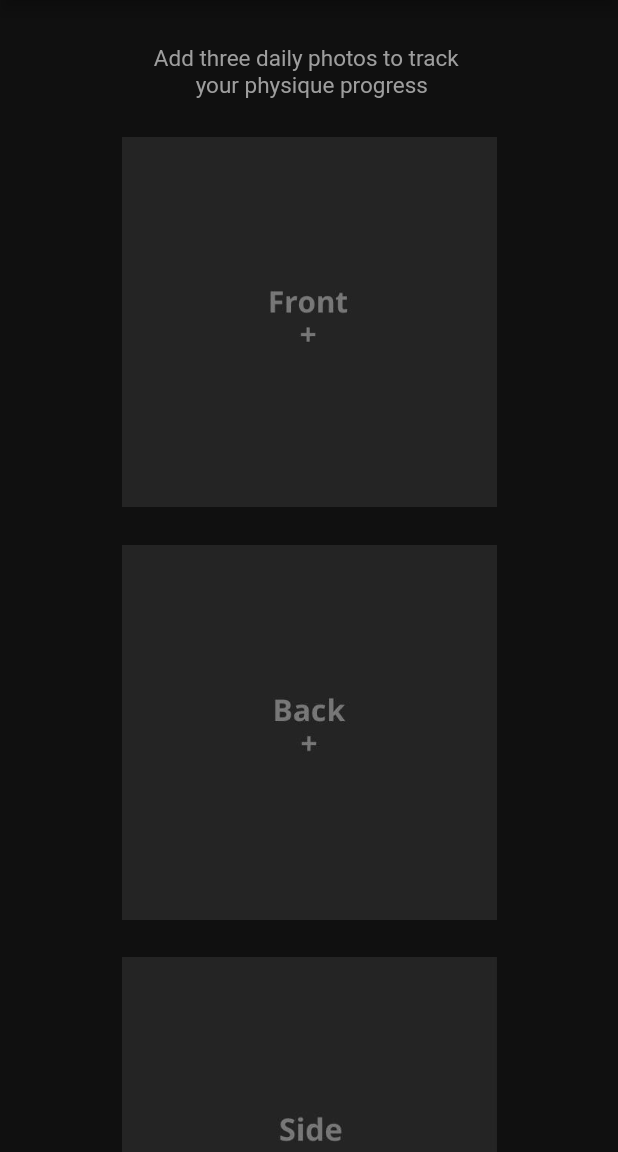
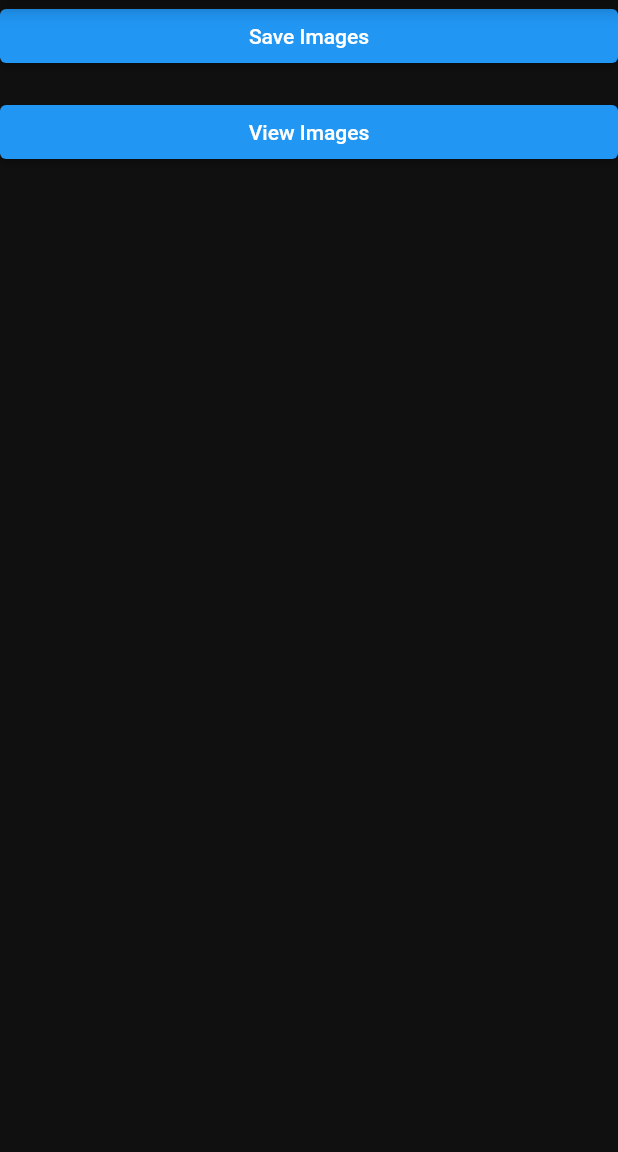
Before and after one commit to engyelgohary/Graduation_project, a Flutter app: the Camera screen opened by its route, on a phone screen of 412 x 824 dp, the part 84-1236 px from its top. Run offline on Flutter 3.47's test engine with Material 2 defaults, Android fonts, the phone set to English and light mode, and no system bars; our stand-ins replace charts_flutter, cloud_firestore, email_validator, firebase_auth, firebase_core, firebase_storage and 3 more; accounts and stored records are empty.

Commit message:
progress photo

```diff
--- a/lib/pages/SignUp/signup.dart
+++ b/lib/pages/SignUp/signup.dart
@@ -304,11 +304,12 @@ class _SignupState extends State<Signup> {
                     ),
                     ElevatedButton(
                       onPressed: () async {
+                        Uint8List _image = Uint8List(0);
                         final verificationCode = _controllers
                             .map((controller) => controller.text)
                             .join();
                         final athleteId =
-                            await _authService.checkVerificationCodeAndUpdate(verificationCode,_email,'','','','','','',);
+                            await _authService.checkVerificationCodeAndUpdate(verificationCode,_email,'','','','','','', _image);
                         if (athleteId != null) {
                           print("Matching document found with ID: $athleteId");
                           // Navigate to the next page
@@ -988,7 +989,7 @@ class _SignupState extends State<Signup> {
                           try {
 
                             String? uid = await _authService.registerUser(_email, _password);
-                             await _authService.checkVerificationCodeAndUpdate(code,uid,_email,_firstName,_lastName,_squat,_bench,_deadlift);
+                             await _authService.checkVerificationCodeAndUpdate(code,uid,_email,_firstName,_lastName,_squat,_bench,_deadlift,_image!);
                             Navigator.of(context).pushReplacement(
                               MaterialPageRoute(
                                 builder: (context) => MainPage(),
--- a/lib/pages/nav_pages/Calenderbuttons/camera.dart
+++ b/lib/pages/nav_pages/Calenderbuttons/camera.dart
@@ -1,15 +1,115 @@
 // ignore_for_file: prefer_const_constructors, prefer_const_literals_to_create_immutables
 
+import 'dart:io';
+
+import 'package:cloud_firestore/cloud_firestore.dart';
+import 'package:firebase_auth/firebase_auth.dart';
+import 'package:firebase_storage/firebase_storage.dart';
 import 'package:flutter/material.dart';
+import 'package:image_picker/image_picker.dart';
+
 
 class Camera extends StatefulWidget {
   const Camera({super.key});
 
   @override
   State<Camera> createState() => _CameraState();
+
+
 }
 
 class _CameraState extends State<Camera> {
+ final FirebaseAuth _auth = FirebaseAuth.instance;
+  final FirebaseFirestore _firestore = FirebaseFirestore.instance;
+  List<dynamic> _imageUrls = [];
+  Future<void> saveImages(String uid) async {
+  // Get the current date
+  DateTime now = DateTime.now();
+  String date = now.toString().substring(0, 10);
+
+  // Check if the user has already saved images for today
+  DocumentSnapshot snapshot = await FirebaseFirestore.instance
+      .collection('Athletes')
+      .doc(uid)
+      .collection('progress photo')
+      .doc(date)
+      .get();
+  if (snapshot.exists) {
+    return;
+  }
+
+  // If the user hasn't saved images for today, save them now
+  List<String> imageUrls = [];
+  for (int i = 0; i < 3; i++) {
+    XFile? pickedFile = await ImagePicker().pickImage(source: ImageSource.gallery);
+    File image = File(pickedFile!.path);
+    String imageName = '${uid}_${date}_${i + 1}.jpg';
+    Reference ref = FirebaseStorage.instance.ref().child(imageName);
+    UploadTask uploadTask = ref.putFile(image);
+    TaskSnapshot taskSnapshot = await uploadTask.whenComplete(() => null);
+    String downloadUrl = await taskSnapshot.ref.getDownloadURL();
+    imageUrls.add(downloadUrl);
+  }
+
+  // Save the image URLs to the Firebase Firestore database
+  FirebaseFirestore.instance
+      .collection('Athletes')
+      .doc(uid)
+      .collection('progress photo')
+      .doc(date)
+      .set({
+    'date': date,
+    'imageUrls': imageUrls,
+  });
+}
+
+  Future<void> _saveImages() async {
+    // Get the current user's UID
+    String uid = _auth.currentUser!.uid;
+
+    // Call the saveImages function
+    await saveImages(uid);
+
+    // Show a success message
+    ScaffoldMessenger.of(context).showSnackBar(
+      SnackBar(content: Text('Images saved successfully!')),
+    );
+  }
+
+  Future<void> _getImages() async {
+    // Get the current user's UID
+    String uid = _auth.currentUser!.uid;
+
+    // Get the progress photos subcollection for the current user
+    QuerySnapshot querySnapshot = await _firestore
+        .collection('Athletes')
+        .doc(uid)
+        .collection('progress photo')
+        .get();
+
+    // Extract the image URLs from the query snapshot
+    List<dynamic> imageUrls = [];
+    for (QueryDocumentSnapshot documentSnapshot in querySnapshot.docs) {
+      imageUrls.addAll(documentSnapshot.get('imageUrls'));
+    }
+
+    // Update the state with the image URLs
+    setState(() {
+      _imageUrls = imageUrls;
+    });
+  }
+
+  Future<void> _showImageDialog(String imageUrl) async {
+    // Show a dialog with the selected image
+    await showDialog(
+      context: context,
+      builder: (BuildContext context) {
+        return Dialog(
+          child: Image.network(imageUrl),
+        );
+      },
+    );
+  }
   @override
   Widget build(BuildContext context) {
     return Scaffold(
@@ -53,61 +153,41 @@ class _CameraState extends State<Camera> {
               ))
         ],
       ),
-      body: SingleChildScrollView(
-        child: SafeArea(
-            child: Column(children: [
-          Container(
-              alignment: Alignment.bottomCenter,
-              padding: EdgeInsets.fromLTRB(90, 30, 90, 0),
-              child: Text(
-                'Add three daily photos to track ',
-                style: TextStyle(
-                  color: Colors.grey,
-                  fontSize: 15,
+  body: Center(
+        child: Column(
+          mainAxisAlignment: MainAxisAlignment.center,
+          crossAxisAlignment: CrossAxisAlignment.stretch,
+          children: [
+            ElevatedButton(
+              onPressed: _saveImages,
+              child: Text('Save Images'),
+            ),
+            SizedBox(height: 16.0),
+            ElevatedButton(
+              onPressed: _getImages,
+              child: Text('View Images'),
+            ),
+            SizedBox(height: 16.0),
+            Expanded(
+              child: GridView.builder(
+                padding: EdgeInsets.all(16.0),
+                gridDelegate: SliverGridDelegateWithFixedCrossAxisCount(
+                  crossAxisCount: 3,
+                  crossAxisSpacing: 16.0,
+                  mainAxisSpacing: 16.0,
                 ),
-              )),
-          Container(
-              alignment: Alignment.bottomCenter,
-              padding: EdgeInsets.fromLTRB(100, 0, 100, 0),
-              child: Text(
-                ' your physique progress',
-                style: TextStyle(
-                  color: Colors.grey,
-                  fontSize: 15,
-                ),
-              )),
-          SizedBox(
-            height: 25,
-          ),
-          InkWell(
-              onTap: () {},
-              child: Image.asset(
-                'images/front.jpeg',
-                width: 250,
-              )),
-          SizedBox(
-            height: 25,
-          ),
-          InkWell(
-              onTap: () {},
-              child: Image.asset(
-                'images/back.jpeg',
-                width: 250,
-              )),
-          SizedBox(
-            height: 25,
-          ),
-          InkWell(
-            onTap: () {},
-            child: Image.asset(
-              'images/side.jpeg',
-              width: 250,
+                itemCount: _imageUrls.length,
+                itemBuilder: (BuildContext context, int index) {
+                  String imageUrl = _imageUrls[index];
+                  return GestureDetector(
+                    onTap: () => _showImageDialog(imageUrl),
+                    child: Image.network(imageUrl),
+                  );
+                },
+              ),
             ),
-          ),
-          SizedBox(
-            height: 25,
-          ),
-        ])),
+          ],
+        ),
       ),
     );
   }
```
Also changed, not shown: lib/pages/SignUp/Services/auth.dart (+7 -1 lines).
